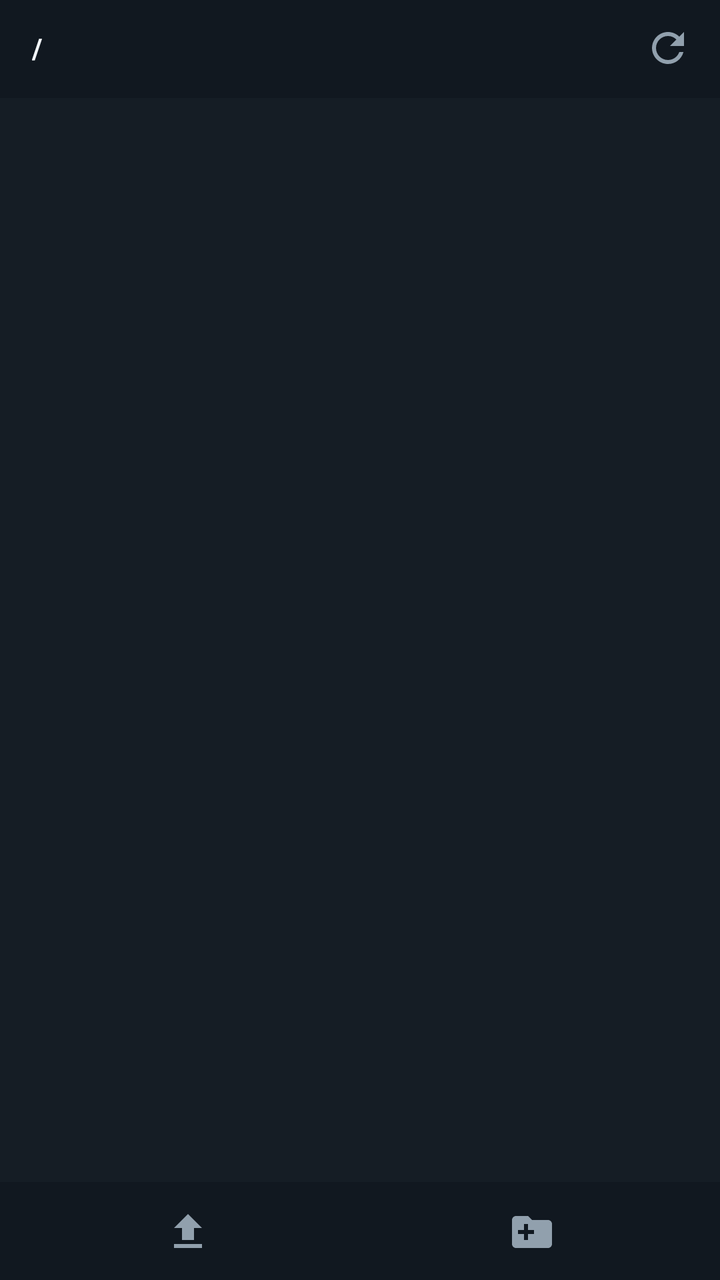
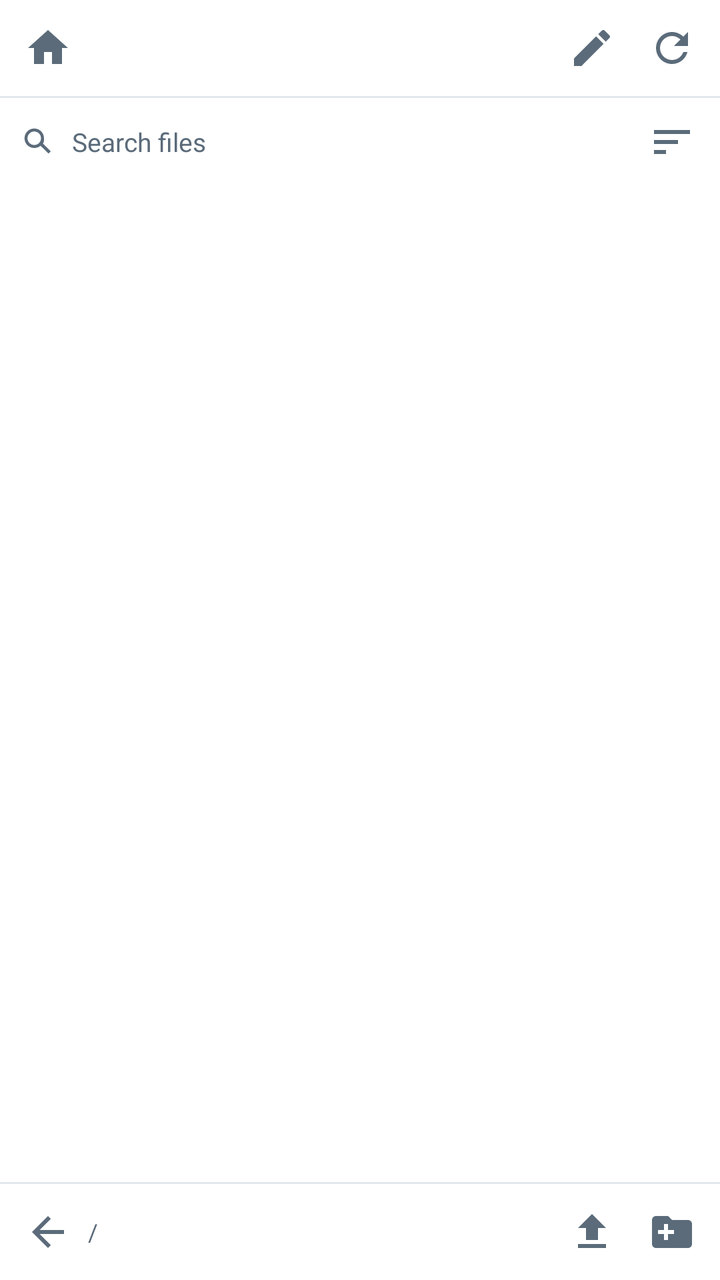

Compare the two renders of this Android layout. The source of the first and the diff that turns it into the second are given below.
<!-- AndroidManifest.xml: application theme Theme.AndroidTerminal -->
<!-- res/layout/drawer_file_browser.xml -->
<?xml version="1.0" encoding="utf-8"?>
<LinearLayout xmlns:android="http://schemas.android.com/apk/res/android"
    android:layout_width="match_parent"
    android:layout_height="match_parent"
    android:background="@color/drawer_surface"
    android:orientation="vertical"
    android:fitsSystemWindows="true">

    <LinearLayout
        android:layout_width="match_parent"
        android:layout_height="48dp"
        android:background="@color/top_bar_surface"
        android:gravity="center_vertical"
        android:orientation="horizontal"
        android:paddingStart="16dp"
        android:paddingEnd="8dp">

        <TextView
            android:id="@+id/file_browser_path"
            android:layout_width="0dp"
            android:layout_height="wrap_content"
            android:layout_weight="1"
            android:ellipsize="start"
            android:singleLine="true"
            android:text="/"
            android:textColor="@color/text_on_dark"
            android:textSize="14sp"
            android:textStyle="bold" />

        <ImageButton
            android:id="@+id/file_browser_refresh"
            android:layout_width="36dp"
            android:layout_height="36dp"
            android:background="?attr/selectableItemBackgroundBorderless"
            android:contentDescription="@string/refresh"
            android:padding="6dp"
            android:src="@drawable/ic_refresh"
            android:tint="@color/text_muted_on_dark" />
    </LinearLayout>

    <View
        android:layout_width="match_parent"
        android:layout_height="1dp"
        android:background="@color/tab_bar_surface" />

    <TextView
        android:id="@+id/file_browser_empty"
        android:layout_width="match_parent"
        android:layout_height="0dp"
        android:layout_weight="1"
        android:gravity="center"
        android:text="@string/file_browser_empty"
        android:textColor="@color/text_muted_on_dark"
        android:textSize="13sp"
        android:visibility="gone" />

    <ProgressBar
        android:id="@+id/file_browser_loading"
        android:layout_width="wrap_content"
        android:layout_height="0dp"
        android:layout_weight="1"
        android:layout_gravity="center"
        android:visibility="gone" />

    <androidx.recyclerview.widget.RecyclerView
        android:id="@+id/file_browser_list"
        android:layout_width="match_parent"
        android:layout_height="0dp"
        android:layout_weight="1"
        android:overScrollMode="never" />

    <View
        android:layout_width="match_parent"
        android:layout_height="1dp"
        android:background="@color/tab_bar_surface" />

    <LinearLayout
        android:layout_width="match_parent"
        android:layout_height="48dp"
        android:background="@color/top_bar_surface"
        android:gravity="center_vertical"
        android:orientation="horizontal"
        android:paddingStart="8dp"
        android:paddingEnd="8dp">

        <ImageButton
            android:id="@+id/file_browser_upload"
            android:layout_width="0dp"
            android:layout_height="36dp"
            android:layout_weight="1"
            android:background="?attr/selectableItemBackgroundBorderless"
            android:contentDescription="@string/upload"
            android:padding="6dp"
            android:src="@drawable/ic_upload"
            android:tint="@color/text_muted_on_dark" />

        <ImageButton
            android:id="@+id/file_browser_new_folder"
            android:layout_width="0dp"
            android:layout_height="36dp"
            android:layout_weight="1"
            android:background="?attr/selectableItemBackgroundBorderless"
            android:contentDescription="@string/new_folder"
            android:padding="6dp"
            android:src="@drawable/ic_create_folder"
            android:tint="@color/text_muted_on_dark" />
    </LinearLayout>

</LinearLayout>
<!-- resources referenced by this layout -->
<resources>
  <color name="drawer_surface">#151D25</color>
  <color name="tab_bar_surface">#111820</color>
  <color name="text_muted_on_dark">#91A0AD</color>
  <color name="text_on_dark">#F3F7FB</color>
  <color name="top_bar_surface">#111820</color>
  <!-- drawable ic_create_folder (drawable) -->
  <vector xmlns:android="http://schemas.android.com/apk/res/android"
      android:width="24dp"
      android:height="24dp"
      android:viewportWidth="24"
      android:viewportHeight="24">
      <path
          android:fillColor="#FFFFFF"
          android:pathData="M20,6h-8l-2,-2H4c-1.1,0 -2,0.9 -2,2v12c0,1.1 0.9,2 2,2h16c1.1,0 2,-0.9 2,-2V8c0,-1.1 -0.9,-2 -2,-2zM13,13h-3v3h-2v-3H5v-2h3V8h2v3h3v2z" />
  </vector>
  <!-- drawable ic_refresh (drawable) -->
  <vector xmlns:android="http://schemas.android.com/apk/res/android"
      android:width="24dp"
      android:height="24dp"
      android:viewportWidth="24"
      android:viewportHeight="24">
      <path
          android:fillColor="#FFFFFF"
          android:pathData="M17.65,6.35C16.2,4.9 14.21,4 12,4c-4.42,0 -7.99,3.58 -7.99,8s3.57,8 7.99,8c3.73,0 6.84,-2.55 7.73,-6h-2.08c-0.82,2.33 -3.04,4 -5.65,4 -3.31,0 -6,-2.69 -6,-6s2.69,-6 6,-6c1.66,0 3.14,0.69 4.22,1.78L13,11h7V4l-2.35,2.35z" />
  </vector>
  <!-- drawable ic_upload (drawable) -->
  <vector xmlns:android="http://schemas.android.com/apk/res/android"
      android:width="24dp"
      android:height="24dp"
      android:viewportWidth="24"
      android:viewportHeight="24">
      <path
          android:fillColor="#FFFFFF"
          android:pathData="M9,16h6v-6h4l-7,-7 -7,7h4zM5,18h14v2H5z" />
  </vector>
  <style name="Theme.AndroidTerminal" parent="Theme.Material3.Light.NoActionBar">
          <item name="colorPrimary">@color/brand</item>
          <item name="colorSecondary">@color/brand</item>
          <item name="android:statusBarColor">@color/top_bar_surface</item>
          <item name="android:navigationBarColor">@android:color/white</item>
          <item name="android:windowLightStatusBar" tools:targetApi="m">false</item>
      </style>
  <color name="brand">#23B7A4</color>
  <!-- unchanged entries left out for length: 4 -->
</resources>

<!-- the commit's change to res/layout/drawer_file_browser.xml (unified diff, before → after) -->
@@ -1,58 +1,161 @@
 <?xml version="1.0" encoding="utf-8"?>
 <LinearLayout xmlns:android="http://schemas.android.com/apk/res/android"
+    xmlns:app="http://schemas.android.com/apk/res-auto"
     android:layout_width="match_parent"
     android:layout_height="match_parent"
     android:background="@color/drawer_surface"
     android:orientation="vertical"
     android:fitsSystemWindows="true">
 
+    
     <LinearLayout
         android:layout_width="match_parent"
         android:layout_height="48dp"
         android:background="@color/top_bar_surface"
         android:gravity="center_vertical"
         android:orientation="horizontal"
-        android:paddingStart="16dp"
-        android:paddingEnd="8dp">
-
-        <TextView
-            android:id="@+id/file_browser_path"
+        android:paddingStart="4dp"
+        android:paddingEnd="4dp">
+
+        <androidx.appcompat.widget.AppCompatImageButton
+            android:id="@+id/file_browser_home"
+            android:layout_width="40dp"
+            android:layout_height="40dp"
+            android:background="?attr/selectableItemBackgroundBorderless"
+            android:contentDescription="@string/file_browser_home"
+            android:padding="10dp"
+            android:src="@drawable/ic_home"
+            android:tint="@color/text_muted_on_dark" />
+
+        <HorizontalScrollView
             android:layout_width="0dp"
-            android:layout_height="wrap_content"
+            android:layout_height="match_parent"
             android:layout_weight="1"
-            android:ellipsize="start"
-            android:singleLine="true"
-            android:text="/"
+            android:overScrollMode="never"
+            android:scrollbars="none">
+
+            <LinearLayout
+                android:id="@+id/file_browser_breadcrumb"
+                android:layout_width="wrap_content"
+                android:layout_height="match_parent"
+                android:gravity="center_vertical"
+                android:orientation="horizontal"
+                android:paddingEnd="8dp" />
+        </HorizontalScrollView>
+
+        <androidx.appcompat.widget.AppCompatImageButton
+            android:id="@+id/file_browser_edit_path"
+            android:layout_width="40dp"
+            android:layout_height="40dp"
+            android:background="?attr/selectableItemBackgroundBorderless"
+            android:contentDescription="@string/file_browser_edit_path"
+            android:padding="9dp"
+            android:src="@drawable/ic_edit"
+            android:tint="@color/text_muted_on_dark" />
+
+        <androidx.appcompat.widget.AppCompatImageButton
+            android:id="@+id/file_browser_refresh"
+            android:layout_width="40dp"
+            android:layout_height="40dp"
+            android:background="?attr/selectableItemBackgroundBorderless"
+            android:contentDescription="@string/refresh"
+            android:padding="9dp"
+            android:src="@drawable/ic_refresh"
+            android:tint="@color/text_muted_on_dark" />
+    </LinearLayout>
+
+    <View
+        android:layout_width="match_parent"
+        android:layout_height="1dp"
+        android:background="@color/subtle_divider" />
+
+    
+    <LinearLayout
+        android:layout_width="match_parent"
+        android:layout_height="44dp"
+        android:background="@color/drawer_surface"
+        android:gravity="center_vertical"
+        android:orientation="horizontal"
+        android:paddingStart="10dp"
+        android:paddingEnd="4dp">
+
+        <androidx.appcompat.widget.AppCompatImageView
+            android:layout_width="18dp"
+            android:layout_height="18dp"
+            android:src="@drawable/ic_search"
+            android:tint="@color/text_muted_on_dark" />
+
+        <EditText
+            android:id="@+id/file_browser_search"
+            android:layout_width="0dp"
+            android:layout_height="match_parent"
+            android:layout_marginStart="8dp"
+            android:layout_weight="1"
+            android:background="@android:color/transparent"
+            android:hint="@string/file_browser_search_hint"
+            android:imeOptions="actionSearch"
+            android:inputType="text"
+            android:maxLines="1"
             android:textColor="@color/text_on_dark"
-            android:textSize="14sp"
-            android:textStyle="bold" />
-
-        <ImageButton
-            android:id="@+id/file_browser_refresh"
+            android:textColorHint="@color/text_muted_on_dark"
+            android:textSize="13sp" />
+
+        <androidx.appcompat.widget.AppCompatImageButton
+            android:id="@+id/file_browser_search_clear"
             android:layout_width="36dp"
             android:layout_height="36dp"
             android:background="?attr/selectableItemBackgroundBorderless"
-            android:contentDescription="@string/refresh"
-            android:padding="6dp"
-            android:src="@drawable/ic_refresh"
-            android:tint="@color/text_muted_on_dark" />
-    </LinearLayout>
-
-    <View
-        android:layout_width="match_parent"
-        android:layout_height="1dp"
-        android:background="@color/tab_bar_surface" />
-
-    <TextView
+            android:contentDescription="@string/clear_search_description"
+            android:padding="9dp"
+            android:src="@drawable/ic_close"
+            android:tint="@color/text_muted_on_dark"
+            android:visibility="gone" />
+
+        <androidx.appcompat.widget.AppCompatImageButton
+            android:id="@+id/file_browser_sort"
+            android:layout_width="40dp"
+            android:layout_height="40dp"
+            android:background="?attr/selectableItemBackgroundBorderless"
+            android:contentDescription="@string/file_browser_sort"
+            android:padding="9dp"
+            android:src="@drawable/ic_sort"
+            android:tint="@color/text_muted_on_dark" />
+    </LinearLayout>
+
+    <ProgressBar
+        android:id="@+id/file_browser_progress"
+        style="?android:attr/progressBarStyleHorizontal"
+        android:layout_width="match_parent"
+        android:layout_height="3dp"
+        android:indeterminate="true"
+        android:progressTint="@color/brand"
+        android:visibility="gone" />
+
+    <LinearLayout
         android:id="@+id/file_browser_empty"
         android:layout_width="match_parent"
         android:layout_height="0dp"
         android:layout_weight="1"
         android:gravity="center"
-        android:text="@string/file_browser_empty"
-        android:textColor="@color/text_muted_on_dark"
-        android:textSize="13sp"
-        android:visibility="gone" />
+        android:orientation="vertical"
+        android:visibility="gone">
+
+        <androidx.appcompat.widget.AppCompatImageView
+            android:layout_width="48dp"
+            android:layout_height="48dp"
+            android:contentDescription="@string/open_file_browser"
+            android:src="@drawable/ic_folder"
+            android:tint="@color/text_muted_on_dark" />
+
+        <TextView
+            android:id="@+id/file_browser_empty_text"
+            android:layout_width="wrap_content"
+            android:layout_height="wrap_content"
+            android:layout_marginTop="12dp"
+            android:text="@string/file_browser_empty"
+            android:textColor="@color/text_muted_on_dark"
+            android:textSize="13sp" />
+    </LinearLayout>
 
     <ProgressBar
         android:id="@+id/file_browser_loading"
@@ -60,6 +163,7 @@
         android:layout_height="0dp"
         android:layout_weight="1"
         android:layout_gravity="center"
+        android:indeterminateTint="@color/brand"
         android:visibility="gone" />
 
     <androidx.recyclerview.widget.RecyclerView
@@ -72,36 +176,56 @@
     <View
         android:layout_width="match_parent"
         android:layout_height="1dp"
-        android:background="@color/tab_bar_surface" />
-
+        android:background="@color/subtle_divider" />
+
+    
     <LinearLayout
         android:layout_width="match_parent"
         android:layout_height="48dp"
         android:background="@color/top_bar_surface"
         android:gravity="center_vertical"
         android:orientation="horizontal"
-        android:paddingStart="8dp"
-        android:paddingEnd="8dp">
-
-        <ImageButton
+        android:paddingStart="4dp"
+        android:paddingEnd="4dp">
+
+        <androidx.appcompat.widget.AppCompatImageButton
+            android:id="@+id/file_browser_back"
+            android:layout_width="40dp"
+            android:layout_height="40dp"
+            android:background="?attr/selectableItemBackgroundBorderless"
+            android:contentDescription="@string/file_browser_back"
+            android:padding="9dp"
+            android:src="@drawable/ic_arrow_back"
+            android:tint="@color/text_muted_on_dark" />
+
+        <TextView
+            android:id="@+id/file_browser_bottom_path"
+            android:layout_width="0dp"
+            android:layout_height="wrap_content"
+            android:layout_weight="1"
+            android:ellipsize="start"
+            android:maxLines="1"
+            android:text="/"
+            android:textColor="@color/text_muted_on_dark"
+            android:textSize="12sp" />
+
+        <androidx.appcompat.widget.AppCompatImageButton
             android:id="@+id/file_browser_upload"
-            android:layout_width="0dp"
-            android:layout_height="36dp"
-            android:layout_weight="1"
+            android:layout_width="40dp"
+            android:layout_height="40dp"
             android:background="?attr/selectableItemBackgroundBorderless"
             android:contentDescription="@string/upload"
-            android:padding="6dp"
+            android:padding="9dp"
             android:src="@drawable/ic_upload"
             android:tint="@color/text_muted_on_dark" />
 
-        <ImageButton
+        <androidx.appcompat.widget.AppCompatImageButton
             android:id="@+id/file_browser_new_folder"
-            android:layout_width="0dp"
-            android:layout_height="36dp"
-            android:layout_weight="1"
+            android:layout_width="40dp"
+            android:layout_height="40dp"
             android:background="?attr/selectableItemBackgroundBorderless"
             android:contentDescription="@string/new_folder"
-            android:padding="6dp"
+            android:padding="9dp"
             android:src="@drawable/ic_create_folder"
             android:tint="@color/text_muted_on_dark" />
     </LinearLayout>
<!-- resource entries referenced after the edit -->
@@ -1,10 +1,32 @@
 <!-- resources referenced by this layout -->
 <resources>
-  <color name="drawer_surface">#151D25</color>
-  <color name="tab_bar_surface">#111820</color>
-  <color name="text_muted_on_dark">#91A0AD</color>
-  <color name="text_on_dark">#F3F7FB</color>
-  <color name="top_bar_surface">#111820</color>
+  <color name="drawer_surface">#FFFFFF</color>
+  <color name="subtle_divider">#E2E8EE</color>
+  <color name="text_muted_on_dark">#5B6B7A</color>
+  <color name="text_on_dark">#17212B</color>
+  <color name="top_bar_surface">#FFFFFF</color>
+  <!-- drawable ic_arrow_back (drawable) -->
+  <?xml version="1.0" encoding="utf-8"?>
+  <vector xmlns:android="http://schemas.android.com/apk/res/android"
+      android:width="24dp"
+      android:height="24dp"
+      android:viewportWidth="24"
+      android:viewportHeight="24"
+      android:tint="?attr/colorControlNormal">
+      <path
+          android:fillColor="@color/text_on_dark"
+          android:pathData="M20,11H7.83l5.59,-5.59L12,4l-8,8 8,8 1.41,-1.41L7.83,13H20v-2z" />
+  </vector>
+  <!-- drawable ic_close (drawable) -->
+  <?xml version="1.0" encoding="utf-8"?>
+  <vector xmlns:android="http://schemas.android.com/apk/res/android"
+      android:width="24dp"
+      android:height="24dp"
+      android:viewportWidth="24"
+      android:viewportHeight="24"
+      android:tint="?attr/colorControlNormal">
+      <path android:fillColor="@color/text_on_dark" android:pathData="M18.3,5.7L12,12l6.3,6.3 -1.4,1.4L10.6,13.4 4.3,19.7 2.9,18.3 9.2,12 2.9,5.7 4.3,4.3 10.6,10.6 16.9,4.3z" />
+  </vector>
   <!-- drawable ic_create_folder (drawable) -->
   <vector xmlns:android="http://schemas.android.com/apk/res/android"
       android:width="24dp"
@@ -12,8 +34,40 @@
       android:viewportWidth="24"
       android:viewportHeight="24">
       <path
-          android:fillColor="#FFFFFF"
+          android:fillColor="@color/text_on_dark"
           android:pathData="M20,6h-8l-2,-2H4c-1.1,0 -2,0.9 -2,2v12c0,1.1 0.9,2 2,2h16c1.1,0 2,-0.9 2,-2V8c0,-1.1 -0.9,-2 -2,-2zM13,13h-3v3h-2v-3H5v-2h3V8h2v3h3v2z" />
+  </vector>
+  <!-- drawable ic_edit (drawable) -->
+  <?xml version="1.0" encoding="utf-8"?>
+  <vector xmlns:android="http://schemas.android.com/apk/res/android"
+      android:width="24dp"
+      android:height="24dp"
+      android:viewportWidth="24"
+      android:viewportHeight="24"
+      android:tint="?attr/colorControlNormal">
+      <path
+          android:fillColor="@color/text_on_dark"
+          android:pathData="M3,17.25V21h3.75L17.81,9.94l-3.75,-3.75L3,17.25zM20.71,7.04c0.39,-0.39 0.39,-1.02 0,-1.41l-2.34,-2.34c-0.39,-0.39 -1.02,-0.39 -1.41,0l-1.83,1.83 3.75,3.75 1.83,-1.83z" />
+  </vector>
+  <!-- drawable ic_folder (drawable) -->
+  <vector xmlns:android="http://schemas.android.com/apk/res/android"
+      android:width="24dp"
+      android:height="24dp"
+      android:viewportWidth="24"
+      android:viewportHeight="24">
+      <path
+          android:fillColor="#FFB743"
+          android:pathData="M10,4H4c-1.1,0 -2,0.9 -2,2v12c0,1.1 0.9,2 2,2h16c1.1,0 2,-0.9 2,-2V8c0,-1.1 -0.9,-2 -2,-2h-8l-2,-2z" />
+  </vector>
+  <!-- drawable ic_home (drawable) -->
+  <vector xmlns:android="http://schemas.android.com/apk/res/android"
+      android:width="24dp"
+      android:height="24dp"
+      android:viewportWidth="24"
+      android:viewportHeight="24">
+      <path
+          android:fillColor="@color/text_on_dark"
+          android:pathData="M10,20v-6h4v6h5v-8h3L12,3 2,12h3v8z" />
   </vector>
   <!-- drawable ic_refresh (drawable) -->
   <vector xmlns:android="http://schemas.android.com/apk/res/android"
@@ -22,8 +76,30 @@
       android:viewportWidth="24"
       android:viewportHeight="24">
       <path
-          android:fillColor="#FFFFFF"
+          android:fillColor="@color/text_on_dark"
           android:pathData="M17.65,6.35C16.2,4.9 14.21,4 12,4c-4.42,0 -7.99,3.58 -7.99,8s3.57,8 7.99,8c3.73,0 6.84,-2.55 7.73,-6h-2.08c-0.82,2.33 -3.04,4 -5.65,4 -3.31,0 -6,-2.69 -6,-6s2.69,-6 6,-6c1.66,0 3.14,0.69 4.22,1.78L13,11h7V4l-2.35,2.35z" />
+  </vector>
+  <!-- drawable ic_search (drawable) -->
+  <?xml version="1.0" encoding="utf-8"?>
+  <vector xmlns:android="http://schemas.android.com/apk/res/android"
+      android:width="24dp"
+      android:height="24dp"
+      android:viewportWidth="24"
+      android:viewportHeight="24"
+      android:tint="?attr/colorControlNormal">
+      <path android:fillColor="@color/text_on_dark" android:pathData="M9.5,3C5.9,3 3,5.9 3,9.5S5.9,16 9.5,16c1.6,0 3.1,-0.6 4.2,-1.5L19,19.7 20.5,18.2 15.3,13C16.1,12 16,10.8 16,9.5 16,5.9 13.1,3 9.5,3zM9.5,5C12,5 14,7 14,9.5S12,14 9.5,14 5,12 5,9.5 7,5 9.5,5z" />
+  </vector>
+  <!-- drawable ic_sort (drawable) -->
+  <?xml version="1.0" encoding="utf-8"?>
+  <vector xmlns:android="http://schemas.android.com/apk/res/android"
+      android:width="24dp"
+      android:height="24dp"
+      android:viewportWidth="24"
+      android:viewportHeight="24"
+      android:tint="?attr/colorControlNormal">
+      <path
+          android:fillColor="@color/text_on_dark"
+          android:pathData="M3,18h6v-2H3v2zM3,6v2h18V6H3zM3,13h12v-2H3v2z" />
   </vector>
   <!-- drawable ic_upload (drawable) -->
   <vector xmlns:android="http://schemas.android.com/apk/res/android"
@@ -32,17 +108,62 @@
       android:viewportWidth="24"
       android:viewportHeight="24">
       <path
-          android:fillColor="#FFFFFF"
+          android:fillColor="@color/text_on_dark"
           android:pathData="M9,16h6v-6h4l-7,-7 -7,7h4zM5,18h14v2H5z" />
   </vector>
-  <style name="Theme.AndroidTerminal" parent="Theme.Material3.Light.NoActionBar">
+  <string name="clear_search_description">Clear search</string>
+  <string name="file_browser_back">Back</string>
+  <string name="file_browser_edit_path">Edit path</string>
+  <string name="file_browser_home">Home</string>
+  <string name="file_browser_search_hint">Search files</string>
+  <string name="file_browser_sort">Sort</string>
+  <string name="open_file_browser">File Browser</string>
+  <style name="Theme.AndroidTerminal" parent="Theme.Material3.DayNight.NoActionBar">
           <item name="colorPrimary">@color/brand</item>
+          <item name="colorOnPrimary">@color/terminal_background</item>
           <item name="colorSecondary">@color/brand</item>
+          <item name="colorSurface">@color/dialog_surface</item>
+          <item name="colorOnSurface">@color/text_on_dark</item>
+          <item name="colorSurfaceVariant">@color/drawer_surface</item>
+          <item name="colorOnSurfaceVariant">@color/text_muted_on_dark</item>
+          <item name="colorSurfaceContainer">@color/dialog_surface</item>
+          <item name="colorSurfaceContainerLow">@color/dialog_surface</item>
+          <item name="colorSurfaceContainerHigh">@color/card_surface</item>
+          <item name="colorSurfaceContainerHighest">@color/card_surface</item>
+          <item name="colorOutline">@color/drawer_field_stroke</item>
+          <item name="colorOutlineVariant">@color/drawer_field_stroke</item>
+          <item name="android:colorBackground">@color/terminal_background</item>
+          <item name="android:windowBackground">@color/terminal_background</item>
+          <item name="colorError">@color/status_error</item>
           <item name="android:statusBarColor">@color/top_bar_surface</item>
-          <item name="android:navigationBarColor">@android:color/white</item>
-          <item name="android:windowLightStatusBar" tools:targetApi="m">false</item>
+          <item name="android:navigationBarColor">@color/terminal_background</item>
+          <item name="android:windowLightStatusBar" tools:targetApi="m">true</item>
+          <item name="popupMenuStyle">@style/Widget.AndroidTerminal.PopupMenu</item>
       </style>
-  <color name="brand">#23B7A4</color>
+  <color name="terminal_background">#F4F7FA</color>
+  <color name="dialog_surface">#FFFFFF</color>
+  <color name="card_surface">#FFFFFF</color>
+  <color name="drawer_field_stroke">#D8E0E8</color>
+  <color name="status_error">#D9534F</color>
+  <style name="Widget.AndroidTerminal.PopupMenu" parent="Widget.Material3.PopupMenu">
+          <item name="android:popupBackground">@drawable/bg_popup_menu</item>
+      </style>
+  <!-- drawable bg_popup_menu (drawable) -->
+  <?xml version="1.0" encoding="utf-8"?>
+  <shape xmlns:android="http://schemas.android.com/apk/res/android"
+      android:shape="rectangle">
+      <solid android:color="@color/card_surface" />
+      <corners android:radius="12dp" />
+      <stroke
+          android:width="1dp"
+          android:color="@color/drawer_field_stroke" />
+      <padding
+          android:left="4dp"
+          android:top="4dp"
+          android:right="4dp"
+          android:bottom="4dp" />
+  </shape>
+  <color name="brand">#0E9E8F</color>
   <!-- unchanged entries left out for length: 4 -->
 </resources>
 
